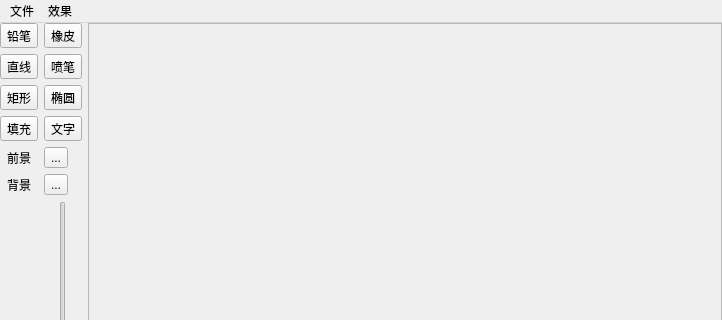
The window that ui/mainwindow.ui (jinyu121/iPainter) describes before a commit, drawn with Qt 5; both pictures show x 0 to 722 and y 0 to 320 of the 722 by 596 pixel window.
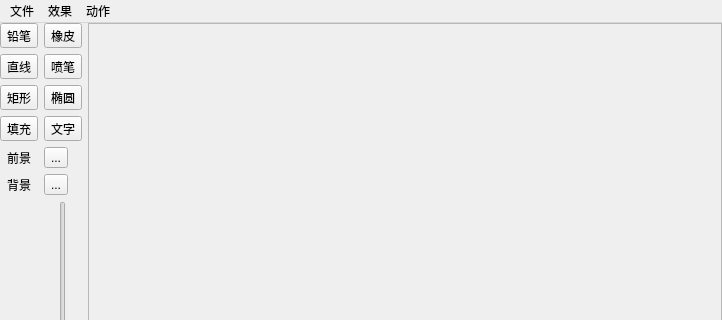
The same window after the commit.

Commit message: 加入 撤销 和 重做

Diff of the .ui file:
```diff
--- a/ui/mainwindow.ui
+++ b/ui/mainwindow.ui
@@ -253,10 +253,18 @@
      <string>效果</string>
     </property>
     <addaction name="action_filter_blur"/>
-    <addaction name="action_sharpen"/>
+    <addaction name="action_filter_sharpen"/>
+   </widget>
+   <widget class="QMenu" name="menu">
+    <property name="title">
+     <string>动作</string>
+    </property>
+    <addaction name="action__action_undo"/>
+    <addaction name="action__action_redo"/>
    </widget>
    <addaction name="menu_file"/>
    <addaction name="menu_filter"/>
+   <addaction name="menu"/>
   </widget>
   <widget class="QStatusBar" name="statusBar"/>
   <action name="action_file_open">
```
Left out of the diff: 24 changed lines with no effect on the pictures. The commit also changes 1 other file.
